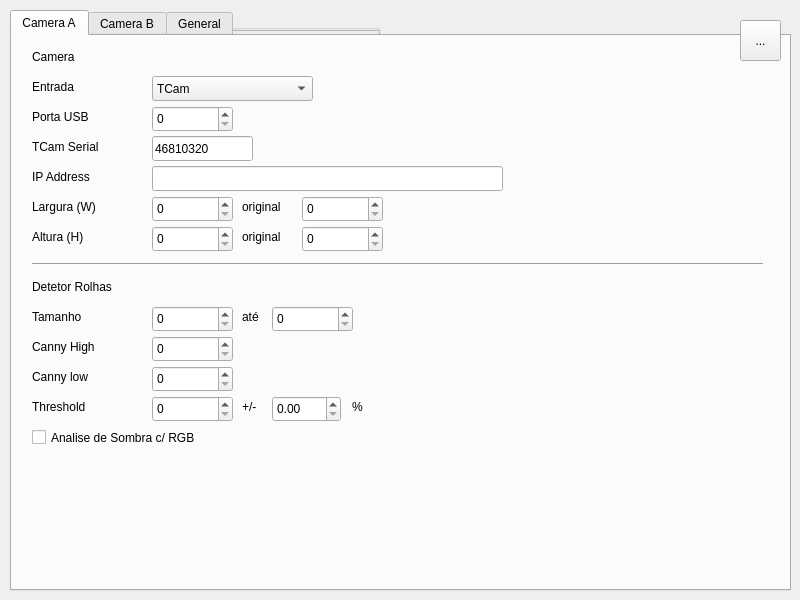
Before: the Qt Designer form source/mainwindow.ui in tentone/cork, drawn with Qt 5.
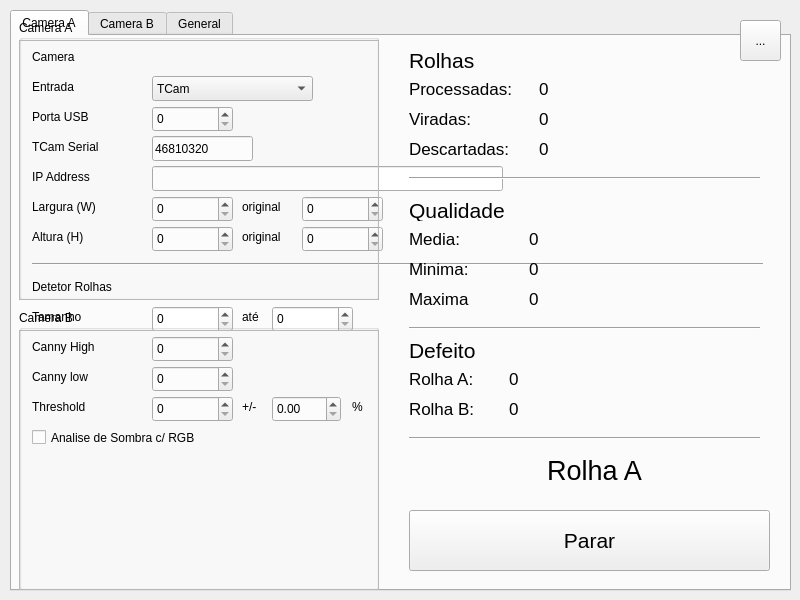
After: the same form once the commit is applied.

The edit to the form file:
```diff
--- a/source/mainwindow.ui
+++ b/source/mainwindow.ui
@@ -14,281 +14,6 @@
    <string>MainWindow</string>
   </property>
   <widget class="QWidget" name="centralWidget">
-   <widget class="QGroupBox" name="group_a">
-    <property name="geometry">
-     <rect>
-      <x>20</x>
-      <y>10</y>
-      <width>360</width>
-      <height>280</height>
-     </rect>
-    </property>
-    <property name="title">
-     <string>Camera A</string>
-    </property>
-    <widget class="QLabel" name="camera_a">
-     <property name="geometry">
-      <rect>
-       <x>0</x>
-       <y>20</y>
-       <width>360</width>
-       <height>260</height>
-      </rect>
-     </property>
-     <property name="frameShape">
-      <enum>QFrame::StyledPanel</enum>
-     </property>
-     <property name="text">
-      <string/>
-     </property>
-    </widget>
-   </widget>
-   <widget class="QGroupBox" name="group_b">
-    <property name="geometry">
-     <rect>
-      <x>20</x>
-      <y>300</y>
-      <width>360</width>
-      <height>280</height>
-     </rect>
-    </property>
-    <property name="title">
-     <string>Camera B</string>
-    </property>
-    <widget class="QLabel" name="camera_b">
-     <property name="geometry">
-      <rect>
-       <x>0</x>
-       <y>20</y>
-       <width>360</width>
-       <height>260</height>
-      </rect>
-     </property>
-     <property name="frameShape">
-      <enum>QFrame::StyledPanel</enum>
-     </property>
-     <property name="text">
-      <string/>
-     </property>
-    </widget>
-   </widget>
-   <widget class="QPushButton" name="button_stop_start">
-    <property name="geometry">
-     <rect>
-      <x>410</x>
-      <y>510</y>
-      <width>361</width>
-      <height>61</height>
-     </rect>
-    </property>
-    <property name="font">
-     <font>
-      <pointsize>16</pointsize>
-      <kerning>true</kerning>
-     </font>
-    </property>
-    <property name="text">
-     <string>Parar</string>
-    </property>
-   </widget>
-   <widget class="QLabel" name="label_processed">
-    <property name="geometry">
-     <rect>
-      <x>410</x>
-      <y>90</y>
-      <width>111</width>
-      <height>17</height>
-     </rect>
-    </property>
-    <property name="font">
-     <font>
-      <pointsize>13</pointsize>
-     </font>
-    </property>
-    <property name="text">
-     <string>Processadas:</string>
-    </property>
-   </widget>
-   <widget class="QLabel" name="label_tuned">
-    <property name="geometry">
-     <rect>
-      <x>410</x>
-      <y>120</y>
-      <width>111</width>
-      <height>17</height>
-     </rect>
-    </property>
-    <property name="font">
-     <font>
-      <pointsize>13</pointsize>
-     </font>
-    </property>
-    <property name="text">
-     <string>Viradas:</string>
-    </property>
-   </widget>
-   <widget class="QLabel" name="label_discarded">
-    <property name="geometry">
-     <rect>
-      <x>410</x>
-      <y>150</y>
-      <width>111</width>
-      <height>17</height>
-     </rect>
-    </property>
-    <property name="font">
-     <font>
-      <pointsize>13</pointsize>
-     </font>
-    </property>
-    <property name="text">
-     <string>Descartadas:</string>
-    </property>
-   </widget>
-   <widget class="QLabel" name="label_cork">
-    <property name="geometry">
-     <rect>
-      <x>410</x>
-      <y>60</y>
-      <width>101</width>
-      <height>21</height>
-     </rect>
-    </property>
-    <property name="font">
-     <font>
-      <pointsize>16</pointsize>
-     </font>
-    </property>
-    <property name="text">
-     <string>Rolhas</string>
-    </property>
-   </widget>
-   <widget class="QLabel" name="label_quality">
-    <property name="geometry">
-     <rect>
-      <x>410</x>
-      <y>210</y>
-      <width>101</width>
-      <height>21</height>
-     </rect>
-    </property>
-    <property name="font">
-     <font>
-      <pointsize>16</pointsize>
-     </font>
-    </property>
-    <property name="text">
-     <string>Qualidade</string>
-    </property>
-   </widget>
-   <widget class="QLabel" name="label_average">
-    <property name="geometry">
-     <rect>
-      <x>410</x>
-      <y>240</y>
-      <width>101</width>
-      <height>17</height>
-     </rect>
-    </property>
-    <property name="font">
-     <font>
-      <pointsize>13</pointsize>
-     </font>
-    </property>
-    <property name="text">
-     <string>Media:</string>
-    </property>
-   </widget>
-   <widget class="QLabel" name="text_processed">
-    <property name="geometry">
-     <rect>
-      <x>540</x>
-      <y>90</y>
-      <width>101</width>
-      <height>17</height>
-     </rect>
-    </property>
-    <property name="font">
-     <font>
-      <pointsize>13</pointsize>
-     </font>
-    </property>
-    <property name="text">
-     <string>0</string>
-    </property>
-   </widget>
-   <widget class="QLabel" name="text_turned">
-    <property name="geometry">
-     <rect>
-      <x>540</x>
-      <y>120</y>
-      <width>101</width>
-      <height>17</height>
-     </rect>
-    </property>
-    <property name="font">
-     <font>
-      <pointsize>13</pointsize>
-     </font>
-    </property>
-    <property name="text">
-     <string>0</string>
-    </property>
-   </widget>
-   <widget class="QLabel" name="text_discarded">
-    <property name="geometry">
-     <rect>
-      <x>540</x>
-      <y>150</y>
-      <width>101</width>
-      <height>17</height>
-     </rect>
-    </property>
-    <property name="font">
-     <font>
-      <pointsize>13</pointsize>
-     </font>
-    </property>
-    <property name="text">
-     <string>0</string>
-    </property>
-   </widget>
-   <widget class="QLabel" name="label_minimum">
-    <property name="geometry">
-     <rect>
-      <x>410</x>
-      <y>270</y>
-      <width>101</width>
-      <height>17</height>
-     </rect>
-    </property>
-    <property name="font">
-     <font>
-      <pointsize>13</pointsize>
-     </font>
-    </property>
-    <property name="text">
-     <string>Minima:</string>
-    </property>
-   </widget>
-   <widget class="QLabel" name="label_maximum">
-    <property name="geometry">
-     <rect>
-      <x>410</x>
-      <y>300</y>
-      <width>101</width>
-      <height>17</height>
-     </rect>
-    </property>
-    <property name="font">
-     <font>
-      <pointsize>13</pointsize>
-     </font>
-    </property>
-    <property name="text">
-     <string>Maxima</string>
-    </property>
-   </widget>
    <widget class="QToolButton" name="button_settings">
     <property name="geometry">
      <rect>
@@ -302,213 +27,19 @@
      <string>...</string>
     </property>
    </widget>
-   <widget class="Line" name="separator">
+   <widget class="QWidget" name="group_settings" native="true">
     <property name="geometry">
      <rect>
-      <x>410</x>
-      <y>180</y>
-      <width>351</width>
-      <height>16</height>
+      <x>0</x>
+      <y>0</y>
+      <width>801</width>
+      <height>601</height>
      </rect>
     </property>
-    <property name="orientation">
-     <enum>Qt::Horizontal</enum>
-    </property>
-   </widget>
-   <widget class="QLabel" name="label_selected">
-    <property name="geometry">
-     <rect>
-      <x>420</x>
-      <y>460</y>
-      <width>351</width>
-      <height>41</height>
-     </rect>
-    </property>
-    <property name="font">
-     <font>
-      <pointsize>20</pointsize>
-      <underline>false</underline>
-      <strikeout>false</strikeout>
-     </font>
-    </property>
-    <property name="text">
-     <string>Rolha A</string>
-    </property>
-    <property name="alignment">
-     <set>Qt::AlignCenter</set>
-    </property>
-   </widget>
-   <widget class="QLabel" name="label_defect">
-    <property name="geometry">
-     <rect>
-      <x>410</x>
-      <y>350</y>
-      <width>101</width>
-      <height>21</height>
-     </rect>
-    </property>
-    <property name="font">
-     <font>
-      <pointsize>16</pointsize>
-     </font>
-    </property>
-    <property name="text">
-     <string>Defeito</string>
-    </property>
-   </widget>
-   <widget class="Line" name="separator_2">
-    <property name="geometry">
-     <rect>
-      <x>410</x>
-      <y>330</y>
-      <width>351</width>
-      <height>16</height>
-     </rect>
-    </property>
-    <property name="orientation">
-     <enum>Qt::Horizontal</enum>
-    </property>
-   </widget>
-   <widget class="QLabel" name="label_defect_a">
-    <property name="geometry">
-     <rect>
-      <x>410</x>
-      <y>380</y>
-      <width>101</width>
-      <height>17</height>
-     </rect>
-    </property>
-    <property name="font">
-     <font>
-      <pointsize>13</pointsize>
-     </font>
-    </property>
-    <property name="text">
-     <string>Rolha A:</string>
-    </property>
-   </widget>
-   <widget class="QLabel" name="text_defect_a">
-    <property name="geometry">
-     <rect>
-      <x>510</x>
-      <y>380</y>
-      <width>101</width>
-      <height>17</height>
-     </rect>
-    </property>
-    <property name="font">
-     <font>
-      <pointsize>13</pointsize>
-     </font>
-    </property>
-    <property name="text">
-     <string>0</string>
-    </property>
-   </widget>
-   <widget class="QLabel" name="text_defect_b">
-    <property name="geometry">
-     <rect>
-      <x>510</x>
-      <y>410</y>
-      <width>101</width>
-      <height>17</height>
-     </rect>
-    </property>
-    <property name="font">
-     <font>
-      <pointsize>13</pointsize>
-     </font>
-    </property>
-    <property name="text">
-     <string>0</string>
-    </property>
-   </widget>
-   <widget class="QLabel" name="label_defect_b">
-    <property name="geometry">
-     <rect>
-      <x>410</x>
-      <y>410</y>
-      <width>101</width>
-      <height>17</height>
-     </rect>
-    </property>
-    <property name="font">
-     <font>
-      <pointsize>13</pointsize>
-     </font>
-    </property>
-    <property name="text">
-     <string>Rolha B:</string>
-    </property>
-   </widget>
-   <widget class="QLabel" name="quality_average">
-    <property name="geometry">
-     <rect>
-      <x>530</x>
-      <y>240</y>
-      <width>101</width>
-      <height>17</height>
-     </rect>
-    </property>
-    <property name="font">
-     <font>
-      <pointsize>13</pointsize>
-     </font>
-    </property>
-    <property name="text">
-     <string>0</string>
-    </property>
-   </widget>
-   <widget class="QLabel" name="quality_maximum">
-    <property name="geometry">
-     <rect>
-      <x>530</x>
-      <y>300</y>
-      <width>101</width>
-      <height>17</height>
-     </rect>
-    </property>
-    <property name="font">
-     <font>
-      <pointsize>13</pointsize>
-     </font>
-    </property>
-    <property name="text">
-     <string>0</string>
-    </property>
-   </widget>
-   <widget class="QLabel" name="quality_minimum">
-    <property name="geometry">
-     <rect>
-      <x>530</x>
-      <y>270</y>
-      <width>101</width>
-      <height>17</height>
-     </rect>
-    </property>
-    <property name="font">
-     <font>
-      <pointsize>13</pointsize>
-     </font>
-    </property>
-    <property name="text">
-     <string>0</string>
-    </property>
-   </widget>
-   <widget class="Line" name="separator_3">
-    <property name="geometry">
-     <rect>
-      <x>410</x>
-      <y>440</y>
-      <width>351</width>
-      <height>16</height>
-     </rect>
-    </property>
-    <property name="orientation">
-     <enum>Qt::Horizontal</enum>
-    </property>
-   </widget>
    <widget class="QTabWidget" name="tab_main">
+     <property name="enabled">
+      <bool>true</bool>
+     </property>
     <property name="geometry">
      <rect>
       <x>10</x>
@@ -520,6 +51,21 @@
     <property name="currentIndex">
      <number>0</number>
     </property>
+     <property name="usesScrollButtons">
+      <bool>false</bool>
+     </property>
+     <property name="documentMode">
+      <bool>false</bool>
+     </property>
+     <property name="tabsClosable">
+      <bool>false</bool>
+     </property>
+     <property name="movable">
+      <bool>false</bool>
+     </property>
+     <property name="tabBarAutoHide">
+      <bool>false</bool>
+     </property>
     <widget class="QWidget" name="tab_camera_a">
      <attribute name="title">
       <string>Camera A</string>
@@ -1131,33 +677,506 @@
      </attribute>
     </widget>
    </widget>
-   <zorder>group_a</zorder>
-   <zorder>group_b</zorder>
-   <zorder>button_stop_start</zorder>
-   <zorder>label_processed</zorder>
-   <zorder>label_tuned</zorder>
-   <zorder>label_discarded</zorder>
-   <zorder>label_cork</zorder>
-   <zorder>label_quality</zorder>
-   <zorder>label_average</zorder>
-   <zorder>text_processed</zorder>
-   <zorder>text_turned</zorder>
-   <zorder>text_discarded</zorder>
-   <zorder>label_minimum</zorder>
-   <zorder>label_maximum</zorder>
-   <zorder>separator</zorder>
-   <zorder>label_selected</zorder>
-   <zorder>label_defect</zorder>
-   <zorder>separator_2</zorder>
-   <zorder>label_defect_a</zorder>
-   <zorder>text_defect_a</zorder>
-   <zorder>text_defect_b</zorder>
-   <zorder>label_defect_b</zorder>
-   <zorder>quality_average</zorder>
-   <zorder>quality_maximum</zorder>
-   <zorder>quality_minimum</zorder>
-   <zorder>separator_3</zorder>
-   <zorder>tab_main</zorder>
+   </widget>
+   <widget class="QWidget" name="group_home" native="true">
+    <property name="geometry">
+     <rect>
+      <x>-1</x>
+      <y>0</y>
+      <width>800</width>
+      <height>601</height>
+     </rect>
+    </property>
+    <property name="baseSize">
+     <size>
+      <width>0</width>
+      <height>0</height>
+     </size>
+    </property>
+    <widget class="QLabel" name="text_turned">
+     <property name="geometry">
+      <rect>
+       <x>540</x>
+       <y>110</y>
+       <width>101</width>
+       <height>17</height>
+      </rect>
+     </property>
+     <property name="font">
+      <font>
+       <pointsize>13</pointsize>
+      </font>
+     </property>
+     <property name="text">
+      <string>0</string>
+     </property>
+    </widget>
+    <widget class="QLabel" name="label_defect_b">
+     <property name="geometry">
+      <rect>
+       <x>410</x>
+       <y>400</y>
+       <width>101</width>
+       <height>17</height>
+      </rect>
+     </property>
+     <property name="font">
+      <font>
+       <pointsize>13</pointsize>
+      </font>
+     </property>
+     <property name="text">
+      <string>Rolha B:</string>
+     </property>
+    </widget>
+    <widget class="QLabel" name="label_selected">
+     <property name="geometry">
+      <rect>
+       <x>420</x>
+       <y>450</y>
+       <width>351</width>
+       <height>41</height>
+      </rect>
+     </property>
+     <property name="font">
+      <font>
+       <pointsize>20</pointsize>
+       <underline>false</underline>
+       <strikeout>false</strikeout>
+      </font>
+     </property>
+     <property name="text">
+      <string>Rolha A</string>
+     </property>
+     <property name="alignment">
+      <set>Qt::AlignCenter</set>
+     </property>
+    </widget>
+    <widget class="QLabel" name="label_discarded">
+     <property name="geometry">
+      <rect>
+       <x>410</x>
+       <y>140</y>
+       <width>111</width>
+       <height>17</height>
+      </rect>
+     </property>
+     <property name="font">
+      <font>
+       <pointsize>13</pointsize>
+      </font>
+     </property>
+     <property name="text">
+      <string>Descartadas:</string>
+     </property>
+    </widget>
+    <widget class="QLabel" name="label_cork">
+     <property name="geometry">
+      <rect>
+       <x>410</x>
+       <y>50</y>
+       <width>101</width>
+       <height>21</height>
+      </rect>
+     </property>
+     <property name="font">
+      <font>
+       <pointsize>16</pointsize>
+      </font>
+     </property>
+     <property name="text">
+      <string>Rolhas</string>
+     </property>
+    </widget>
+    <widget class="QLabel" name="label_minimum">
+     <property name="geometry">
+      <rect>
+       <x>410</x>
+       <y>260</y>
+       <width>101</width>
+       <height>17</height>
+      </rect>
+     </property>
+     <property name="font">
+      <font>
+       <pointsize>13</pointsize>
+      </font>
+     </property>
+     <property name="text">
+      <string>Minima:</string>
+     </property>
+    </widget>
+    <widget class="Line" name="separator">
+     <property name="geometry">
+      <rect>
+       <x>410</x>
+       <y>170</y>
+       <width>351</width>
+       <height>16</height>
+      </rect>
+     </property>
+     <property name="orientation">
+      <enum>Qt::Horizontal</enum>
+     </property>
+    </widget>
+    <widget class="QLabel" name="text_defect_a">
+     <property name="geometry">
+      <rect>
+       <x>510</x>
+       <y>370</y>
+       <width>101</width>
+       <height>17</height>
+      </rect>
+     </property>
+     <property name="font">
+      <font>
+       <pointsize>13</pointsize>
+      </font>
+     </property>
+     <property name="text">
+      <string>0</string>
+     </property>
+    </widget>
+    <widget class="QLabel" name="label_processed">
+     <property name="geometry">
+      <rect>
+       <x>410</x>
+       <y>80</y>
+       <width>111</width>
+       <height>17</height>
+      </rect>
+     </property>
+     <property name="font">
+      <font>
+       <pointsize>13</pointsize>
+      </font>
+     </property>
+     <property name="text">
+      <string>Processadas:</string>
+     </property>
+    </widget>
+    <widget class="Line" name="separator_2">
+     <property name="geometry">
+      <rect>
+       <x>410</x>
+       <y>320</y>
+       <width>351</width>
+       <height>16</height>
+      </rect>
+     </property>
+     <property name="orientation">
+      <enum>Qt::Horizontal</enum>
+     </property>
+    </widget>
+    <widget class="QLabel" name="label_average">
+     <property name="geometry">
+      <rect>
+       <x>410</x>
+       <y>230</y>
+       <width>101</width>
+       <height>17</height>
+      </rect>
+     </property>
+     <property name="font">
+      <font>
+       <pointsize>13</pointsize>
+      </font>
+     </property>
+     <property name="text">
+      <string>Media:</string>
+     </property>
+    </widget>
+    <widget class="QLabel" name="label_tuned">
+     <property name="geometry">
+      <rect>
+       <x>410</x>
+       <y>110</y>
+       <width>111</width>
+       <height>17</height>
+      </rect>
+     </property>
+     <property name="font">
+      <font>
+       <pointsize>13</pointsize>
+      </font>
+     </property>
+     <property name="text">
+      <string>Viradas:</string>
+     </property>
+    </widget>
+    <widget class="QLabel" name="text_defect_b">
+     <property name="geometry">
+      <rect>
+       <x>510</x>
+       <y>400</y>
+       <width>101</width>
+       <height>17</height>
+      </rect>
+     </property>
+     <property name="font">
+      <font>
+       <pointsize>13</pointsize>
+      </font>
+     </property>
+     <property name="text">
+      <string>0</string>
+     </property>
+    </widget>
+    <widget class="QLabel" name="text_discarded">
+     <property name="geometry">
+      <rect>
+       <x>540</x>
+       <y>140</y>
+       <width>101</width>
+       <height>17</height>
+      </rect>
+     </property>
+     <property name="font">
+      <font>
+       <pointsize>13</pointsize>
+      </font>
+     </property>
+     <property name="text">
+      <string>0</string>
+     </property>
+    </widget>
+    <widget class="QLabel" name="quality_average">
+     <property name="geometry">
+      <rect>
+       <x>530</x>
+       <y>230</y>
+       <width>101</width>
+       <height>17</height>
+      </rect>
+     </property>
+     <property name="font">
+      <font>
+       <pointsize>13</pointsize>
+      </font>
+     </property>
+     <property name="text">
+      <string>0</string>
+     </property>
+    </widget>
+    <widget class="QLabel" name="label_quality">
+     <property name="geometry">
+      <rect>
+       <x>410</x>
+       <y>200</y>
+       <width>101</width>
+       <height>21</height>
+      </rect>
+     </property>
+     <property name="font">
+      <font>
+       <pointsize>16</pointsize>
+      </font>
+     </property>
+     <property name="text">
+      <string>Qualidade</string>
+     </property>
+    </widget>
+    <widget class="QLabel" name="label_maximum">
+     <property name="geometry">
+      <rect>
+       <x>410</x>
+       <y>290</y>
+       <width>101</width>
+       <height>17</height>
+      </rect>
+     </property>
+     <property name="font">
+      <font>
+       <pointsize>13</pointsize>
+      </font>
+     </property>
+     <property name="text">
+      <string>Maxima</string>
+     </property>
+    </widget>
+    <widget class="QLabel" name="text_processed">
+     <property name="geometry">
+      <rect>
+       <x>540</x>
+       <y>80</y>
+       <width>101</width>
+       <height>17</height>
+      </rect>
+     </property>
+     <property name="font">
+      <font>
+       <pointsize>13</pointsize>
+      </font>
+     </property>
+     <property name="text">
+      <string>0</string>
+     </property>
+    </widget>
+    <widget class="Line" name="separator_3">
+     <property name="geometry">
+      <rect>
+       <x>410</x>
+       <y>430</y>
+       <width>351</width>
+       <height>16</height>
+      </rect>
+     </property>
+     <property name="orientation">
+      <enum>Qt::Horizontal</enum>
+     </property>
+    </widget>
+    <widget class="QLabel" name="quality_maximum">
+     <property name="geometry">
+      <rect>
+       <x>530</x>
+       <y>290</y>
+       <width>101</width>
+       <height>17</height>
+      </rect>
+     </property>
+     <property name="font">
+      <font>
+       <pointsize>13</pointsize>
+      </font>
+     </property>
+     <property name="text">
+      <string>0</string>
+     </property>
+    </widget>
+    <widget class="QLabel" name="quality_minimum">
+     <property name="geometry">
+      <rect>
+       <x>530</x>
+       <y>260</y>
+       <width>101</width>
+       <height>17</height>
+      </rect>
+     </property>
+     <property name="font">
+      <font>
+       <pointsize>13</pointsize>
+      </font>
+     </property>
+     <property name="text">
+      <string>0</string>
+     </property>
+    </widget>
+    <widget class="QLabel" name="label_defect">
+     <property name="geometry">
+      <rect>
+       <x>410</x>
+       <y>340</y>
+       <width>101</width>
+       <height>21</height>
+      </rect>
+     </property>
+     <property name="font">
+      <font>
+       <pointsize>16</pointsize>
+      </font>
+     </property>
+     <property name="text">
+      <string>Defeito</string>
+     </property>
+    </widget>
+    <widget class="QLabel" name="label_defect_a">
+     <property name="geometry">
+      <rect>
+       <x>410</x>
+       <y>370</y>
+       <width>101</width>
+       <height>17</height>
+      </rect>
+     </property>
+     <property name="font">
+      <font>
+       <pointsize>13</pointsize>
+      </font>
+     </property>
+     <property name="text">
+      <string>Rolha A:</string>
+     </property>
+    </widget>
+    <widget class="QGroupBox" name="group_b">
+     <property name="geometry">
+      <rect>
+       <x>20</x>
+       <y>310</y>
+       <width>360</width>
+       <height>280</height>
+      </rect>
+     </property>
+     <property name="title">
+      <string>Camera B</string>
+     </property>
+     <widget class="QLabel" name="camera_b">
+      <property name="geometry">
+       <rect>
+        <x>0</x>
+        <y>20</y>
+        <width>360</width>
+        <height>260</height>
+       </rect>
+      </property>
+      <property name="frameShape">
+       <enum>QFrame::StyledPanel</enum>
+      </property>
+      <property name="text">
+       <string/>
+      </property>
+     </widget>
+    </widget>
+    <widget class="QGroupBox" name="group_a">
+     <property name="geometry">
+      <rect>
+       <x>20</x>
+       <y>20</y>
+       <width>360</width>
+       <height>280</height>
+      </rect>
+     </property>
+     <property name="title">
+      <string>Camera A</string>
+     </property>
+     <widget class="QLabel" name="camera_a">
+      <property name="geometry">
+       <rect>
+        <x>0</x>
+        <y>20</y>
+        <width>360</width>
+        <height>260</height>
+       </rect>
+      </property>
+      <property name="frameShape">
+       <enum>QFrame::StyledPanel</enum>
+      </property>
+      <property name="text">
+       <string/>
+      </property>
+     </widget>
+    </widget>
+    <widget class="QPushButton" name="button_stop_start">
+     <property name="geometry">
+      <rect>
+       <x>410</x>
+       <y>510</y>
+       <width>361</width>
+       <height>61</height>
+      </rect>
+     </property>
+     <property name="font">
+      <font>
+       <pointsize>16</pointsize>
+       <kerning>true</kerning>
+      </font>
+     </property>
+     <property name="text">
+      <string>Parar</string>
+     </property>
+    </widget>
+   </widget>
+   <zorder>group_settings</zorder>
+   <zorder>group_home</zorder>
    <zorder>button_settings</zorder>
   </widget>
  </widget>
```
Lines whose indentation alone changed are shown as unchanged.
